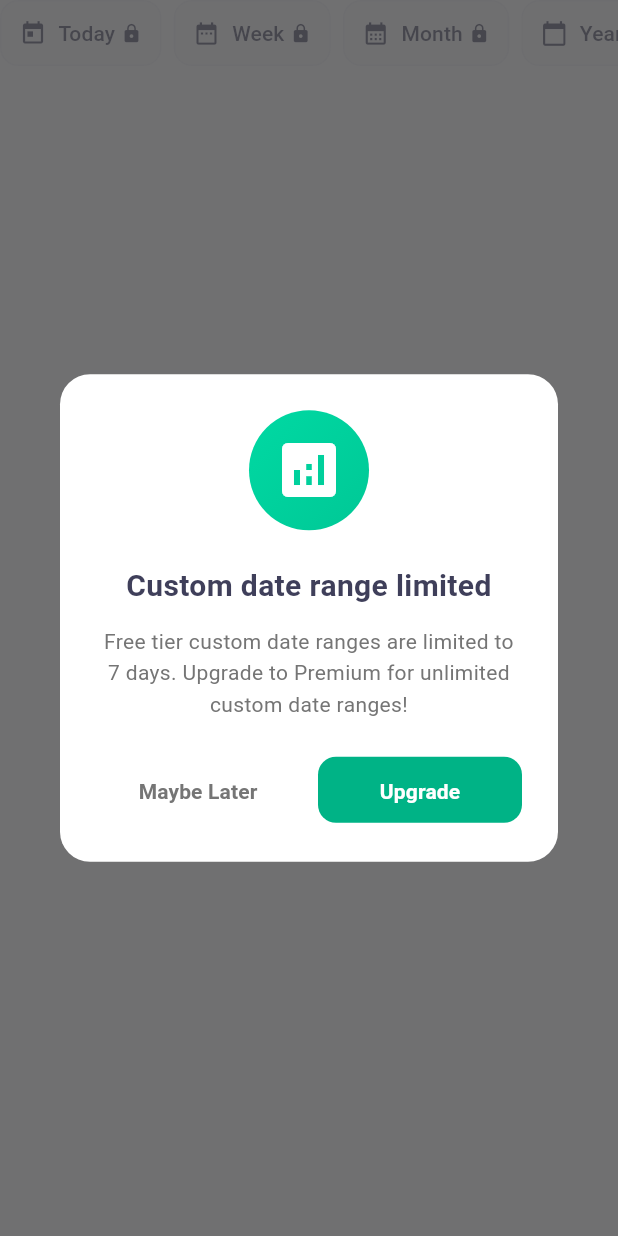
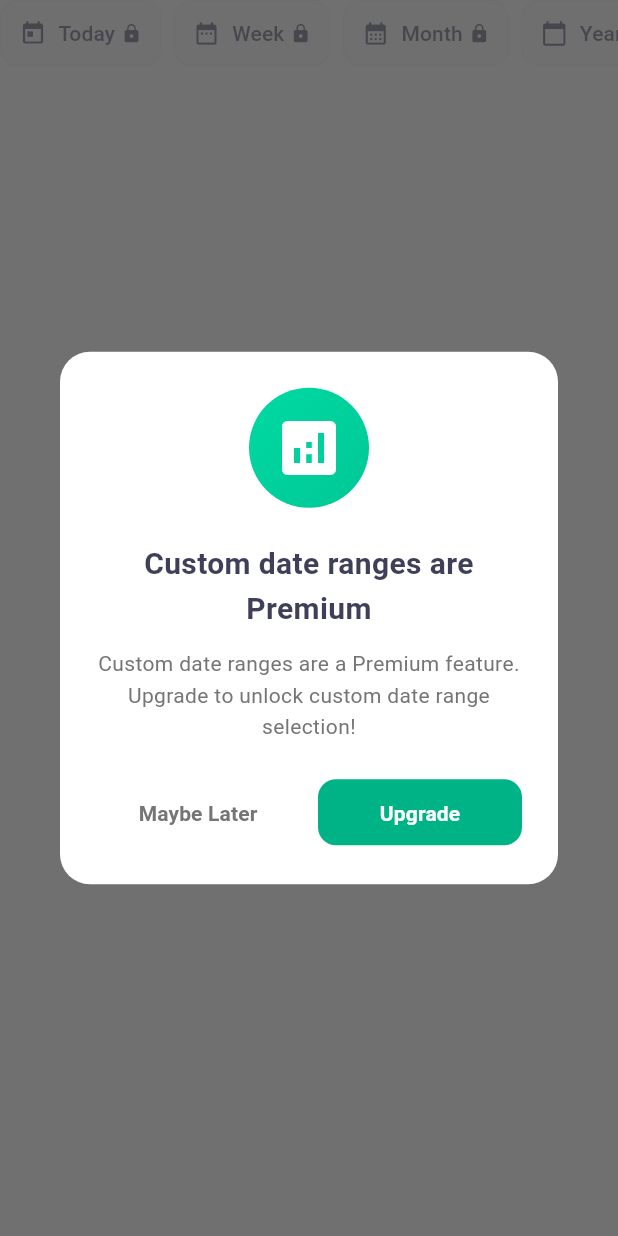
Before and after one commit to phanvantai/quick_spend, a Flutter app: the PeriodFilter widget shown alone on an empty page, opened directly with empty values, after a tap on "Today", on a phone screen of 412 x 824 dp. Run offline on Flutter 3.47's test engine with Material 3 defaults, Android fonts, the phone set to English and light mode, and no system bars; our stand-ins replace cloud_firestore, easy_localization, file_picker, firebase_ai, firebase_analytics, firebase_core and 11 more; missing offline and left inert: liquid_glass_renderer; accounts and stored records are empty.

Commit message:
refactor: remove 7-day limit, make custom date ranges premium-only
Changes custom date range monetization from "limited to 7 days for free" to "premium-only feature":

**Core logic changes (report_provider.dart):**
- Removed `isDateRangeAllowed(start, end)` method that checked 7-day limit
- Replaced with `isCustomDateRangeAllowed` getter (simple premium check)
- Updated `setCustomDateRange()` to only check if user is premium
- No more day-based validation for custom ranges

**Translation updates (all 6 languages):**
- Removed "limited to {limit} days" messaging
- Changed to "Custom date ranges are a Premium feature"
- No longer uses {limit} parameter in dialog

**UI updates:**
- home_screen.dart: Removed namedArgs with '7' from dialog
- period_filter.dart: Removed namedArgs with '7' from dialog
- Updated comments to reflect premium-only approach

**Result:**
- Free users: Can use Today/Week/Month/Year with full historical data
- Free users: Custom filter is LOCKED (premium-only, no day limit)
- Premium users: Custom filter unlocked with unlimited date ranges
- Simpler, cleaner monetization approach

```diff
--- a/assets/translations/en-US.json
+++ b/assets/translations/en-US.json
@@ -454,7 +454,7 @@
     "limit_ai_parsing_message": "You've used all {limit} daily AI parses. Upgrade to Premium for unlimited AI-powered expense tracking!",
     "limit_recurring_templates": "Template limit reached",
     "limit_recurring_templates_message": "You've reached the limit of {limit} recurring templates. Upgrade to Premium for unlimited templates!",
-    "limit_advanced_reports": "Custom date range limited",
-    "limit_advanced_reports_message": "Free tier custom date ranges are limited to {limit} days. Upgrade to Premium for unlimited custom date ranges!"
+    "limit_advanced_reports": "Custom date ranges are Premium",
+    "limit_advanced_reports_message": "Custom date ranges are a Premium feature. Upgrade to unlock custom date range selection!"
   }
 }
--- a/assets/translations/es-ES.json
+++ b/assets/translations/es-ES.json
@@ -443,7 +443,7 @@
     "limit_ai_parsing_message": "Ha utilizado todos los {limit} análisis de IA diarios. ¡Actualice a Premium para un seguimiento de gastos con IA ilimitado!",
     "limit_recurring_templates": "Límite de plantillas alcanzado",
     "limit_recurring_templates_message": "Ha alcanzado el límite de {limit} plantillas recurrentes. ¡Actualice a Premium para plantillas ilimitadas!",
-    "limit_advanced_reports": "Rango de fechas personalizado limitado",
-    "limit_advanced_reports_message": "El plan gratuito limita los rangos de fechas personalizados a {limit} días. ¡Actualice a Premium para rangos de fechas personalizados ilimitados!"
+    "limit_advanced_reports": "Rangos de fechas personalizados son Premium",
+    "limit_advanced_reports_message": "Los rangos de fechas personalizados son una función Premium. ¡Actualice para desbloquear la selección de rangos de fechas personalizados!"
   }
 }
--- a/assets/translations/ja-JP.json
+++ b/assets/translations/ja-JP.json
@@ -443,7 +443,7 @@
     "limit_ai_parsing_message": "1日{limit}回のAI解析をすべて使用しました。プレミアムにアップグレードして無制限のAI支出追跡をご利用ください！",
     "limit_recurring_templates": "テンプレートの上限に達しました",
     "limit_recurring_templates_message": "{limit}個の定期テンプレートの上限に達しました。プレミアムにアップグレードして無制限のテンプレートをご利用ください！",
-    "limit_advanced_reports": "カスタム日付範囲が制限されています",
-    "limit_advanced_reports_message": "無料プランのカスタム日付範囲は{limit}日間に制限されています。プレミアムにアップグレードして無制限のカスタム日付範囲をご利用ください！"
+    "limit_advanced_reports": "カスタム日付範囲はプレミアム機能",
+    "limit_advanced_reports_message": "カスタム日付範囲はプレミアム機能です。アップグレードしてカスタム日付範囲選択をご利用ください！"
   }
 }
--- a/assets/translations/ko-KR.json
+++ b/assets/translations/ko-KR.json
@@ -443,7 +443,7 @@
     "limit_ai_parsing_message": "일일 {limit}회 AI 분석을 모두 사용했습니다. 프리미엄으로 업그레이드하여 무제한 AI 지출 추적을 이용하세요!",
     "limit_recurring_templates": "템플릿 한도 도달",
     "limit_recurring_templates_message": "{limit}개의 정기 템플릿 한도에 도달했습니다. 프리미엄으로 업그레이드하여 무제한 템플릿을 이용하세요!",
-    "limit_advanced_reports": "사용자 지정 날짜 범위 제한",
-    "limit_advanced_reports_message": "무료 플랜의 사용자 지정 날짜 범위는 {limit}일로 제한됩니다. 프리미엄으로 업그레이드하여 무제한 사용자 지정 날짜 범위를 이용하세요!"
+    "limit_advanced_reports": "사용자 지정 날짜 범위는 프리미엄 기능",
+    "limit_advanced_reports_message": "사용자 지정 날짜 범위는 프리미엄 기능입니다. 업그레이드하여 사용자 지정 날짜 범위 선택을 이용하세요!"
   }
 }
--- a/assets/translations/th-TH.json
+++ b/assets/translations/th-TH.json
@@ -443,7 +443,7 @@
     "limit_ai_parsing_message": "คุณใช้การวิเคราะห์ AI {limit} ครั้งต่อวันหมดแล้ว อัปเกรดเป็นพรีเมียมเพื่อรับการติดตามการใช้จ่ายด้วย AI ไม่จำกัด!",
     "limit_recurring_templates": "ถึงขีดจำกัดเทมเพลตแล้ว",
     "limit_recurring_templates_message": "คุณถึงขีดจำกัด {limit} เทมเพลตเป็นประจำแล้ว อัปเกรดเป็นพรีเมียมเพื่อรับเทมเพลตไม่จำกัด!",
-    "limit_advanced_reports": "ช่วงวันที่ที่กำหนดเองถูกจำกัด",
-    "limit_advanced_reports_message": "แพลนฟรีช่วงวันที่ที่กำหนดเองถูกจำกัดที่ {limit} วัน อัปเกรดเป็นพรีเมียมเพื่อรับช่วงวันที่ที่กำหนดเองไม่จำกัด!"
+    "limit_advanced_reports": "ช่วงวันที่ที่กำหนดเองเป็นฟีเจอร์พรีเมียม",
+    "limit_advanced_reports_message": "ช่วงวันที่ที่กำหนดเองเป็นฟีเจอร์พรีเมียม อัปเกรดเพื่อปลดล็อกการเลือกช่วงวันที่ที่กำหนดเอง!"
   }
 }
--- a/assets/translations/vi-VN.json
+++ b/assets/translations/vi-VN.json
@@ -454,7 +454,7 @@
     "limit_ai_parsing_message": "Bạn đã dùng hết {limit} lần phân tích AI hàng ngày. Nâng cấp lên Premium để theo dõi chi tiêu bằng AI không giới hạn!",
     "limit_recurring_templates": "Đã đạt giới hạn mẫu",
     "limit_recurring_templates_message": "Bạn đã đạt giới hạn {limit} mẫu định kỳ. Nâng cấp lên Premium để có mẫu không giới hạn!",
-    "limit_advanced_reports": "Khoảng thời gian tùy chỉnh bị giới hạn",
-    "limit_advanced_reports_message": "Gói miễn phí giới hạn khoảng thời gian tùy chỉnh {limit} ngày. Nâng cấp lên Premium để có khoảng thời gian tùy chỉnh không giới hạn!"
+    "limit_advanced_reports": "Khoảng thời gian tùy chỉnh dành cho Premium",
+    "limit_advanced_reports_message": "Khoảng thời gian tùy chỉnh là tính năng Premium. Nâng cấp để mở khóa chọn khoảng thời gian tùy chỉnh!"
   }
 }
--- a/lib/providers/report_provider.dart
+++ b/lib/providers/report_provider.dart
@@ -100,13 +100,8 @@ class ReportProvider extends ChangeNotifier {
     return availablePeriods.contains(period);
   }
 
-  /// Check if a custom date range is allowed (free tier: max 7 days)
-  bool isDateRangeAllowed(DateTime start, DateTime end) {
-    if (_isPremium) return true;
-
-    final days = end.difference(start).inDays + 1;
-    return days <= AppConstants.freeTierReportDaysLimit;
-  }
+  /// Check if custom date ranges are allowed (premium only)
+  bool get isCustomDateRangeAllowed => _isPremium;
 
   /// Get current date range based on selected period
   DateRange get currentDateRange {
@@ -151,13 +146,11 @@ class ReportProvider extends ChangeNotifier {
   }
 
   /// Set custom date range and recalculate stats
-  /// Returns false if date range exceeds free tier limit (7 days)
+  /// Returns false if custom date ranges are not allowed (free tier)
   bool setCustomDateRange(DateTime start, DateTime end) {
-    // Check if date range is allowed
-    if (!isDateRangeAllowed(start, end)) {
-      debugPrint(
-        '⚠️ [ReportProvider] Date range exceeds free tier limit (${AppConstants.freeTierReportDaysLimit} days)',
-      );
+    // Check if custom date ranges are allowed (premium only)
+    if (!isCustomDateRangeAllowed) {
+      debugPrint('⚠️ [ReportProvider] Custom date ranges require premium');
       return false;
     }
 
--- a/lib/widgets/report/period_filter.dart
+++ b/lib/widgets/report/period_filter.dart
@@ -85,14 +85,11 @@ class PeriodFilter extends StatelessWidget {
       child: InkWell(
         onTap: () {
           if (isLocked) {
-            // Show upgrade dialog for locked periods
+            // Show upgrade dialog for locked custom filter
             UpgradePromptDialog.show(
               context,
               title: context.tr('subscription.limit_advanced_reports'),
-              message: context.tr(
-                'subscription.limit_advanced_reports_message',
-                namedArgs: {'limit': '7'},
-              ),
+              message: context.tr('subscription.limit_advanced_reports_message'),
               icon: Icons.analytics,
             );
           } else if (onTap != null) {
```
Also changed, not shown: lib/screens/home_screen.dart (+2 -5 lines).
